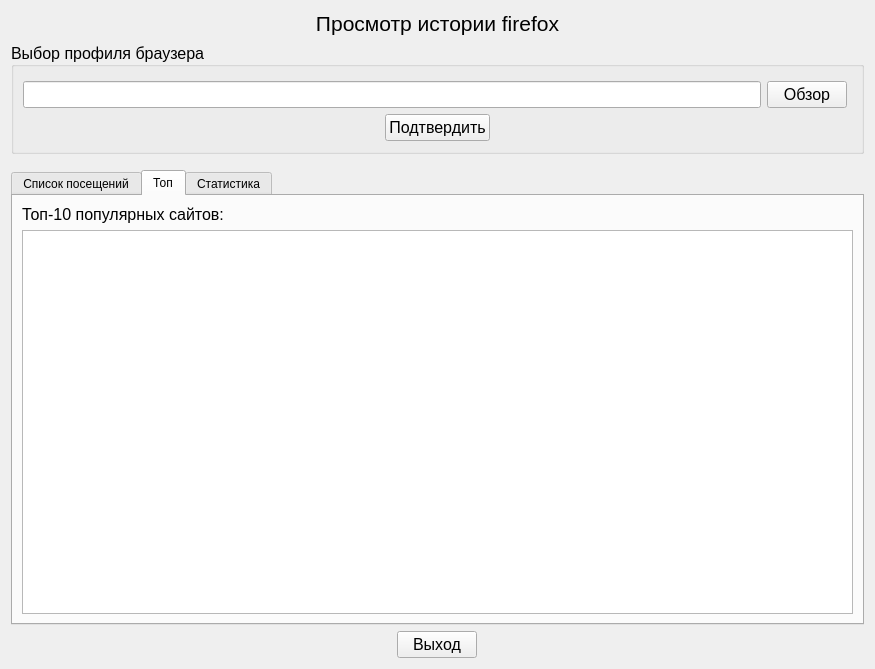
Qt form forms/form.ui (Warh40k/browser_history_analyzer) before a commit.
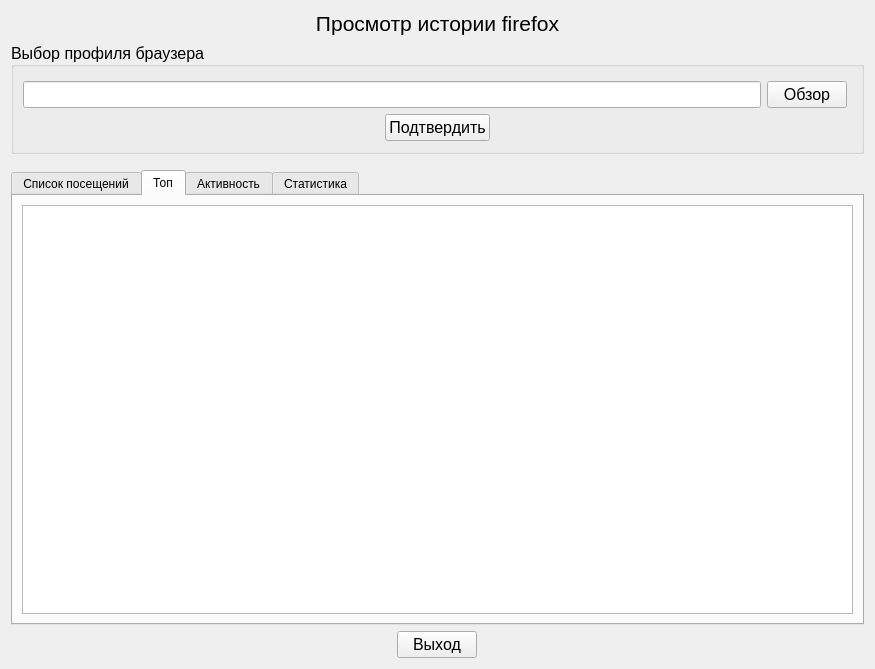
The same form after that commit. The open tabs and pages were chosen to show the change.

Commit message: Add activity tab with count algorithm

The edit to the form file:
```diff
--- a/forms/form.ui
+++ b/forms/form.ui
@@ -244,23 +244,21 @@
       </attribute>
       <layout class="QGridLayout" name="gridLayout">
        <item row="0" column="0">
-        <widget class="QLabel" name="label_2">
-         <property name="font">
-          <font>
-           <pointsize>12</pointsize>
-          </font>
-         </property>
-         <property name="text">
-          <string>Топ-10 популярных сайтов:</string>
-         </property>
-        </widget>
-       </item>
-       <item row="1" column="0">
         <widget class="QTableWidget" name="topsiteTable"/>
        </item>
       </layout>
      </widget>
-     <widget class="QWidget" name="tab_3">
+     <widget class="QWidget" name="activity">
+      <attribute name="title">
+       <string>Активность</string>
+      </attribute>
+      <layout class="QVBoxLayout" name="verticalLayout_4">
+       <item>
+        <widget class="QTableWidget" name="activityTable"/>
+       </item>
+      </layout>
+     </widget>
+     <widget class="QWidget" name="stats">
       <attribute name="title">
        <string>Статистика</string>
       </attribute>
```
Left out of the diff: 4 changed lines with no effect on the pictures. The commit also changes 3 other files.
